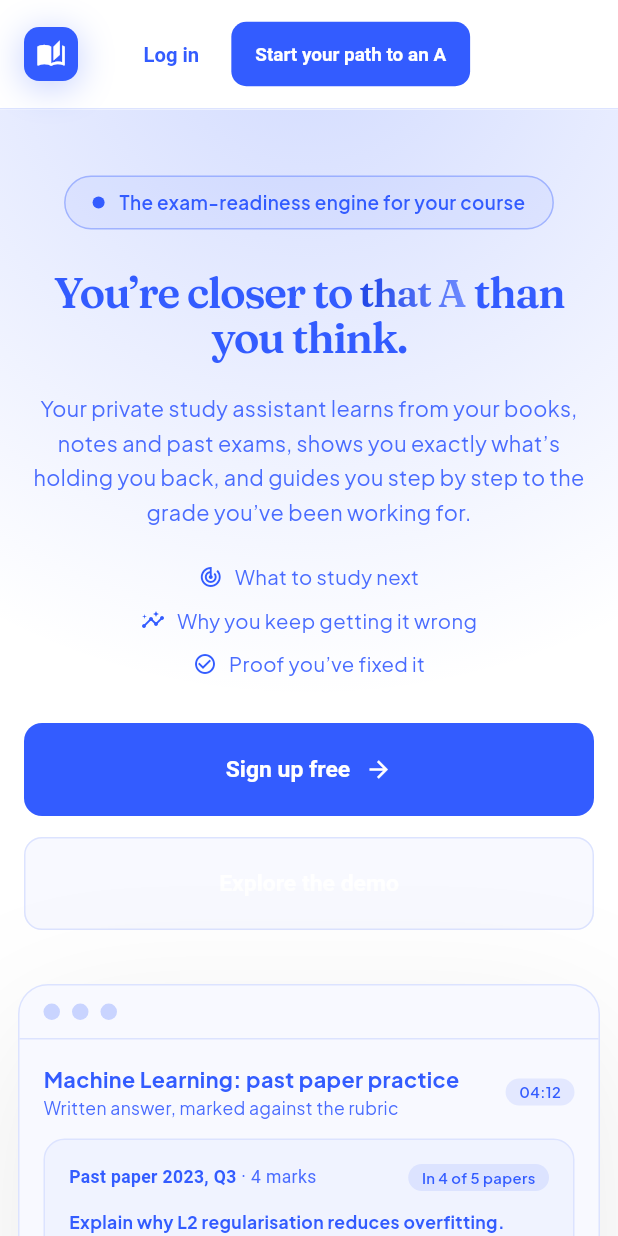
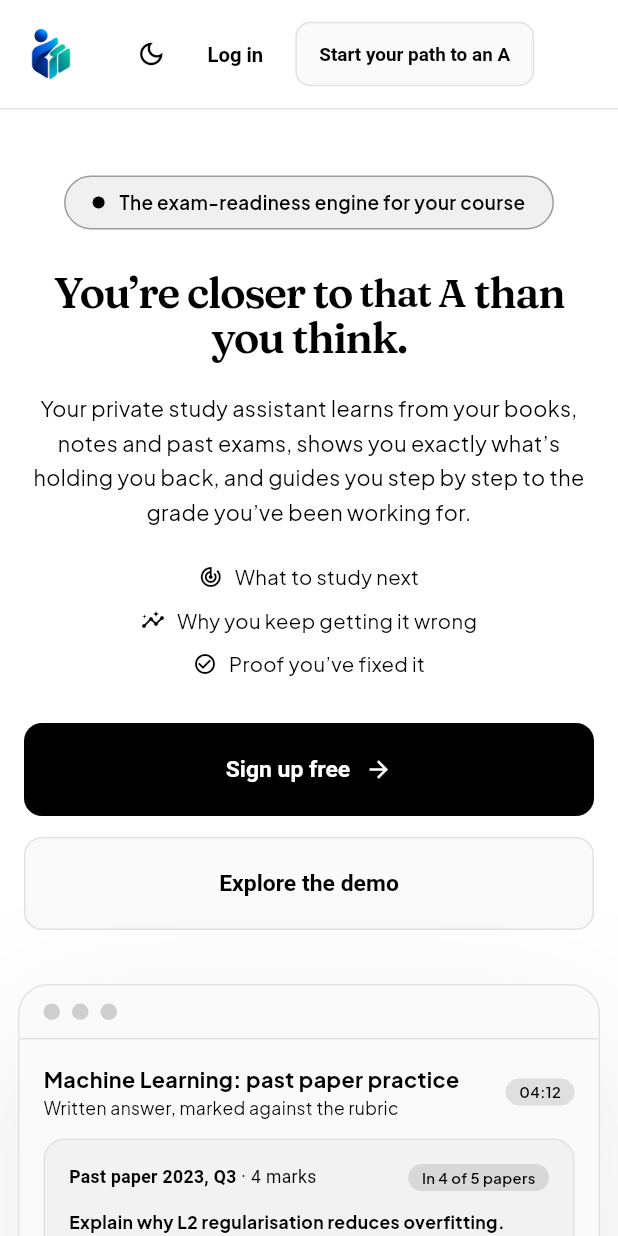
Before and after one commit to princeizere57-pixel/effective-ai-, a Flutter app: the screen it shows after launch, on a phone screen of 412 x 824 dp. Run offline on Flutter 3.47's test engine with Material 3 defaults, Android fonts, the phone set to English and light mode, and no system bars; our stand-ins replace file_picker, fl_chart, google_fonts.

Commit message:
Restore welcome page changes lost in the previous commit
The previous commit picked up an older copy of welcome_screen.dart (most
likely restored by OneDrive sync), undoing the sun/moon theme button, the
blue-teal emblem, the outlined "Start your path to an A" button and the
plain hero background. Restore them and keep the black light-mode colours.
Fixes the CI failure in the theme-switch test.

Co-Authored-By: Claude Opus 5.5 <noreply@anthropic.com>

```diff
--- a/lib/screens/welcome_screen.dart
+++ b/lib/screens/welcome_screen.dart
@@ -4,9 +4,12 @@ import '../navigation.dart';
 import '../services/session.dart';
 import '../theme/app_theme.dart';
 import '../theme/breakpoints.dart';
-
-/// Landing colours for the theme on screen. Light (the default) is bright blue
-/// (#335CFF) text on white; dark is light text over a near-black background.
+import '../theme/theme_controller.dart';
+import '../widgets/logo_mark.dart';
+
+/// Landing colours for the theme on screen. Light (the default) is black
+/// (#000000) text, icons and buttons on white, with grey tints; dark is light text
+/// and bright blue (#335CFF) accents over a near-black background.
 ///
 /// [dark] is set by [WelcomeScreen] on every build; the page is rebuilt from
 /// scratch when the theme changes, so every colour below is re-read.
@@ -16,30 +19,31 @@ abstract final class _Lp {
   static Color _pick(int light, int darkValue) => Color(dark ? darkValue : light);
 
   static Color get bg => _pick(0xFFFFFFFF, 0xFF0A0D16);
-  static Color get panel => _pick(0xFFF5F7FF, 0xFF121726);
-  static Color get panel2 => _pick(0xFFF0F3FF, 0xFF171D2F);
-  static Color get deep => _pick(0xFFF8F9FF, 0xFF0E1220);
-  static Color get stage => _pick(0xFFEBEFFF, 0xFF161B2B);
-  static Color get line => _pick(0xFFDCE3FF, 0xFF232B44);
-  static Color get track => _pick(0xFFDCE4FF, 0xFF262E48);
-  static Color get dot => _pick(0xFFC9D4FF, 0xFF2A3350);
+  static Color get panel => _pick(0xFFF7F7F7, 0xFF121726);
+  static Color get panel2 => _pick(0xFFF2F2F2, 0xFF171D2F);
+  static Color get deep => _pick(0xFFFAFAFA, 0xFF0E1220);
+  static Color get stage => _pick(0xFFF0F0F0, 0xFF161B2B);
+  static Color get line => _pick(0xFFE2E2E2, 0xFF232B44);
+  static Color get track => _pick(0xFFE4E4E4, 0xFF262E48);
+  static Color get dot => _pick(0xFFCFCFCF, 0xFF2A3350);
 
   /// Headlines and strong text.
-  static Color get heading => _pick(0xFF335CFF, 0xFFFFFFFF);
-  static Color get text => _pick(0xFF335CFF, 0xFFE6E9F2);
-  static Color get soft => _pick(0xFF4A6CFF, 0xFFA9B0C7);
-  static const blue = Color(0xFF335CFF);
-  static Color get blue2 => _pick(0xFF335CFF, 0xFF5C7DFF);
-  static Color get paleBlue => _pick(0xFF335CFF, 0xFFA9BBFF);
+  static Color get heading => _pick(0xFF000000, 0xFFFFFFFF);
+  static Color get text => _pick(0xFF000000, 0xFFE6E9F2);
+  static Color get soft => _pick(0xFF000000, 0xFFA9B0C7);
+  /// The accent: black in light mode, bright blue in dark mode.
+  static Color get blue => _pick(0xFF000000, 0xFF335CFF);
+  static Color get blue2 => _pick(0xFF000000, 0xFF5C7DFF);
+  static Color get paleBlue => _pick(0xFF000000, 0xFFA9BBFF);
   static LinearGradient get gradient => LinearGradient(
       colors: dark
           ? [const Color(0xFF5C7DFF), const Color(0xFFA9BBFF)]
-          : [const Color(0xFF1F45E6), const Color(0xFF6F8BFF)]);
+          : [const Color(0xFF000000), const Color(0xFF000000)]);
   static Color get shadow => Colors.black.withValues(alpha: dark ? 0.55 : 0.08);
   static List<Color> get missionGradient => dark
       ? [const Color(0xFF1B2347), const Color(0xFF1F3170), const Color(0xFF1B2C52)]
-      : [const Color(0xFFEEF2FF), const Color(0xFFDCE4FF), const Color(0xFFE8EEFF)];
-  static Color get missionText => _pick(0xFF335CFF, 0xFFCDD2E4);
+      : [const Color(0xFFF5F5F5), const Color(0xFFEAEAEA), const Color(0xFFF2F2F2)];
+  static Color get missionText => _pick(0xFF000000, 0xFFCDD2E4);
   static Color get pill => dark ? Colors.white.withValues(alpha: 0.08) : blue.withValues(alpha: 0.1);
   static Color tint([double a = 0.16]) => blue.withValues(alpha: dark ? a : a * 0.6);
 }
@@ -167,7 +171,7 @@ class _LpButton extends StatelessWidget {
       onPressed: onPressed,
       style: FilledButton.styleFrom(
         backgroundColor: ghost ? _Lp.deep : _Lp.blue,
-        foregroundColor: Colors.white,
+        foregroundColor: ghost ? _Lp.heading : Colors.white,
         padding: small
             ? const EdgeInsets.symmetric(horizontal: 16, vertical: 14)
             : const EdgeInsets.symmetric(horizontal: 28, vertical: 22),
@@ -202,18 +206,7 @@ class _Logo extends StatelessWidget {
   Widget build(BuildContext context) => Row(
         mainAxisSize: MainAxisSize.min,
         children: [
-          Container(
-            width: size,
-            height: size,
-            decoration: BoxDecoration(
-              color: _Lp.blue,
-              borderRadius: BorderRadius.circular(size * 0.28),
-              boxShadow: [
-                BoxShadow(color: _Lp.blue.withValues(alpha: 0.3), blurRadius: 20, offset: const Offset(0, 4))
-              ],
-            ),
-            child: Icon(Icons.auto_stories, color: Colors.white, size: size * 0.55),
-          ),
+          LogoMark(size: size),
           if (showName) ...[
             const SizedBox(width: 10),
             Text('Effective AI', style: AppTheme.display(size * 0.55, color: _Lp.heading)),
@@ -666,6 +659,11 @@ class _Nav extends StatelessWidget {
             link('Help', () => enterApp(section: AppSection.help)),
           ],
           const Spacer(),
+          IconButton(
+            onPressed: toggleThemeMode,
+            tooltip: _Lp.dark ? 'Switch to light' : 'Switch to dark',
+            icon: Icon(_Lp.dark ? Icons.light_mode_outlined : Icons.dark_mode_outlined, color: _Lp.heading, size: 20),
+          ),
           TextButton(
             onPressed: () => showAccountDialog(context, signUp: false),
             style: TextButton.styleFrom(
@@ -677,7 +675,7 @@ class _Nav extends StatelessWidget {
           Flexible(
             flex: 8,
             child: _LpButton('Start your path to an A',
-                small: true, onPressed: () => showAccountDialog(context, signUp: true)),
+                small: true, ghost: true, onPressed: () => showAccountDialog(context, signUp: true)),
           ),
         ],
       ),
@@ -710,14 +708,9 @@ class _HeroState extends State<_Hero> {
     };
     final h1 = AppTheme.display(headline, color: _Lp.heading).copyWith(height: 1.05, letterSpacing: -1);
 
+    // Plain background, the same as the rest of the page (no glow behind the headline).
     return Container(
-      decoration: const BoxDecoration(
-        gradient: RadialGradient(
-          center: Alignment(0, -1.1),
-          radius: 1.1,
-          colors: [Color(0x38335CFF), Color(0x00335CFF)],
-        ),
-      ),
+      color: _Lp.bg,
       child: Column(
         children: [
           _contained(
@@ -1080,7 +1073,7 @@ class _Loop extends StatelessWidget {
     Widget arrow(IconData icon) => Container(
           width: 26,
           height: 26,
-          decoration: const BoxDecoration(color: _Lp.blue, shape: BoxShape.circle),
+          decoration: BoxDecoration(color: _Lp.blue, shape: BoxShape.circle),
           child: Icon(icon, size: 15, color: Colors.white),
         );
 
```
